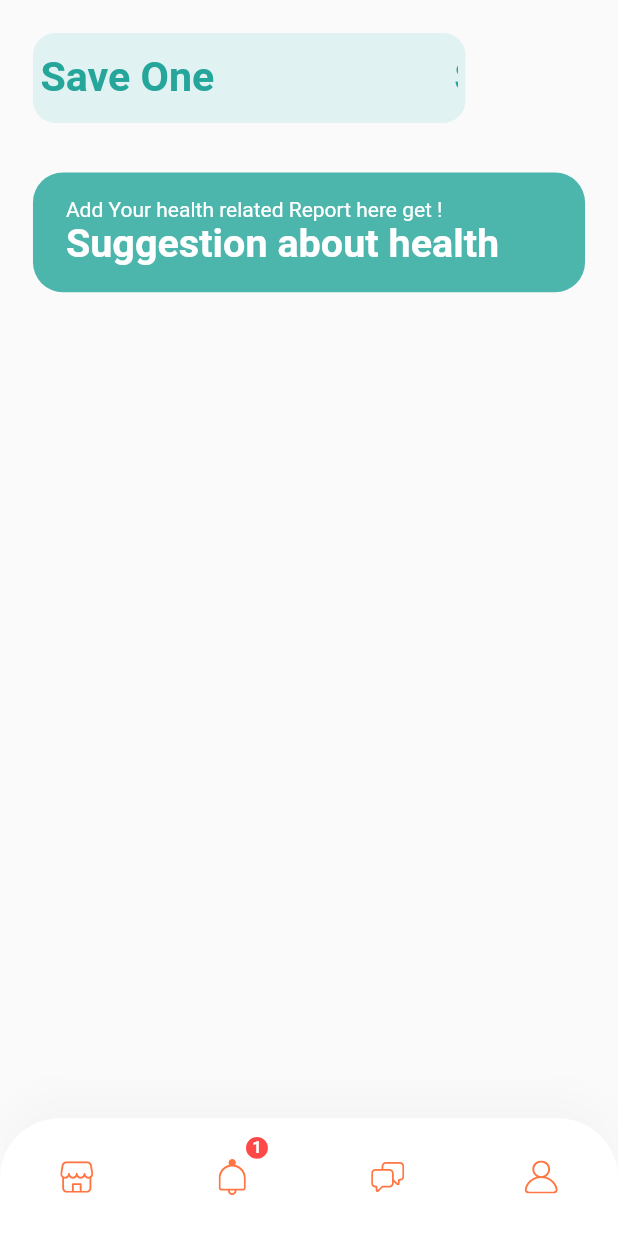
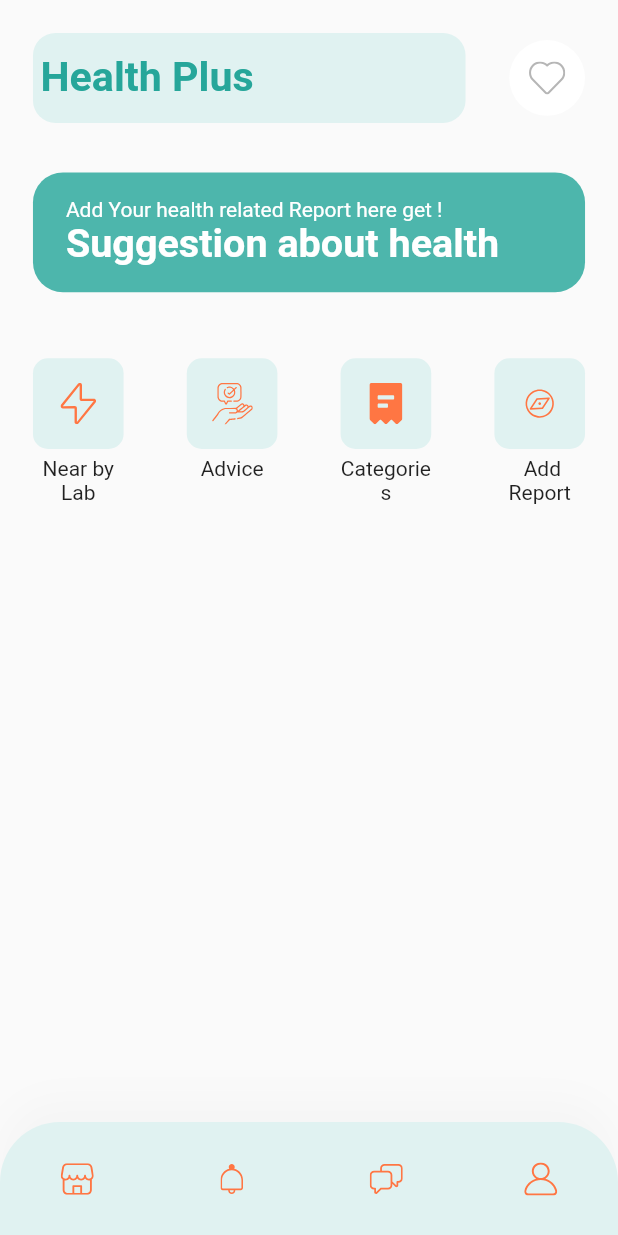
Before and after one commit to vishal1677/HealthPlusApp, a Flutter app: the HomeScreen screen opened directly, on a phone screen of 412 x 824 dp. Run offline on Flutter 3.47's test engine with Material 2 defaults, Android fonts, the phone set to English and light mode, and no system bars; drawn by our look-alikes of marquee, overlay_support; our stand-ins replace cloud_firestore, firebase_auth, firebase_core, flutter_secure_storage, flutter_svg, fluttertoast and 3 more; accounts and stored records are empty.

Commit message:
Third Commit  Design Part

```diff
--- a/lib/components/custom_navigation_bar.dart
+++ b/lib/components/custom_navigation_bar.dart
@@ -1,11 +1,13 @@
 
 import 'package:flutter/material.dart';
 import 'package:flutter_svg/flutter_svg.dart';
+import 'package:healthplus/components/message.dart';
 
 
 import '../constants.dart';
 import '../enums.dart';
 import '../home/icon_but_with_cnt.dart';
+import '../profile/profile_screen.dart';
 
 
 class CustomBottomNavBar extends StatelessWidget {
@@ -22,7 +24,7 @@ class CustomBottomNavBar extends StatelessWidget {
     return Container(
       padding: EdgeInsets.symmetric(vertical: 14),
       decoration: BoxDecoration(
-        color: Colors.white,
+        color: Colors.teal[50],
         boxShadow: [
           BoxShadow(
             offset: Offset(0, -15),
@@ -61,18 +63,19 @@ class CustomBottomNavBar extends StatelessWidget {
               //   },
               //
               // ),
-              IconBtnWithCounter(
-                svgSrc: "assets/icons/Bell.svg",
-                numOfitem: 1, // here we have to edit
+              IconButton(
+                //svgSrc: "assets/icons/Bell.svg",
+                icon: SvgPicture.asset("assets/icons/Bell.svg"),
+                //numOfitem: 1, // here we have to edit
                  //press: () =>  Navigator.of(context).push(MaterialPageRoute(builder:(context)=> Notifications()),),
                 //press: () =>  Navigator.of(context).push(MaterialPageRoute(builder:(context)=> MarketView()),),
-                press: () {  },
+                onPressed: () {  },
               ),
               IconButton(
                 icon: SvgPicture.asset("assets/icons/Conversation.svg"),
 
                 onPressed: () {
-                  //Navigator.of(context).push(MaterialPageRoute(builder:(context)=> AddProduct()),);
+                  Navigator.of(context).push(MaterialPageRoute(builder:(context)=> Chat()),);
                   //Navigator.pushNamed(context, Chat.routeName);
                 },
               ),
@@ -83,7 +86,7 @@ class CustomBottomNavBar extends StatelessWidget {
                   //     ? kPrimaryColor
                   //     : inActiveIconColor,
                 ),
-                onPressed: () {},
+                onPressed: () =>Navigator.push(context, MaterialPageRoute(builder: (context)=>ProfileScreen())),
                 //onPressed: () =>
                 //Navigator.pushNamed(context, ProfileScreen.routeName),
               ),
--- /dev/null
+++ b/lib/home/components/categories.dart
@@ -0,0 +1,104 @@
+import 'package:flutter/cupertino.dart';
+import 'package:flutter/material.dart';
+import 'package:flutter_svg/svg.dart';
+import 'package:fluttertoast/fluttertoast.dart';
+
+import '../../size_config.dart';
+
+class Categories extends StatelessWidget
+{
+  @override
+  Widget build(BuildContext context)
+  {
+    List<Map<String, dynamic>> categories = [
+      {"icon": "assets/icons/Flash Icon.svg", "text": "Near by Lab","key":"1"},
+      {"icon": "assets/icons/adviceImage2.svg", "text": "Advice","key":"2"},
+      //{"icon": "assets/icons/Game Icon.svg", "text": "Game"},
+      {"icon": "assets/icons/receipt.svg", "text": "Categories","key":"3"},
+      {"icon": "assets/icons/Discover.svg", "text": " Add Report","key":"4"},
+    ];
+    return Padding(
+      padding: EdgeInsets.all(getProportionateScreenWidth(20)),
+      child: Row(
+        mainAxisAlignment: MainAxisAlignment.spaceBetween,
+        crossAxisAlignment: CrossAxisAlignment.start,
+        children: List.generate(
+          categories.length,
+              (index) => CategoryCard(
+              icon: categories[index]["icon"],
+              text: categories[index]["text"],
+
+
+              press: (){
+                if(categories[index]["key"]=="1") // Flash deal
+                    {
+                  //Navigator.push(context,MaterialPageRoute(builder: (context)=>FlashDeal()));
+                  Fluttertoast.showToast(msg: "Nearby Labouratory for test !");
+                }
+                else if(categories[index]["key"]=="2")  // Advice
+                    {
+                  //Navigator.push(context, MaterialPageRoute(builder: (context)=>Advice()));
+                  Fluttertoast.showToast(msg: "Advice");
+                }
+                else if(categories[index]["key"]=="3") // Market view
+                    {
+                  //Navigator.push(context, MaterialPageRoute(builder: (context)=>MarketView()));
+                  Fluttertoast.showToast(msg: "Categories");
+                }
+                else if(categories[index]["key"]=="4") // Add product
+                    {
+                  //Navigator.push(context, MaterialPageRoute(builder: (context)=>AddProduct(txt: '',)));
+                  Fluttertoast.showToast(msg: "Add Report");
+
+                }
+              }
+
+
+          ),
+
+
+        ),
+
+
+      ),
+    );
+  }
+}
+
+class CategoryCard extends StatelessWidget {
+  const CategoryCard({
+    Key? key,
+    required this.icon,
+    required this.text,
+    required this.press,
+  }) : super(key: key);
+
+  final String? icon, text;
+  final GestureTapCallback press;
+
+  @override
+  Widget build(BuildContext context) {
+    return GestureDetector(
+      onTap: press,
+      child: SizedBox(
+        width: getProportionateScreenWidth(55),
+        child: Column(
+          children: [
+            Container(
+              padding: EdgeInsets.all(getProportionateScreenWidth(15)),
+              height: getProportionateScreenWidth(55),
+              width: getProportionateScreenWidth(55),
+              decoration: BoxDecoration(
+                color: Colors.teal[50],
+                borderRadius: BorderRadius.circular(10),
+              ),
+              child: SvgPicture.asset(icon!),
+            ),
+            SizedBox(height: 5),
+            Text(text!, textAlign: TextAlign.center)
+          ],
+        ),
+      ),
+    );
+  }
+}
--- a/lib/home/components/home_header.dart
+++ b/lib/home/components/home_header.dart
@@ -18,14 +18,14 @@ class HomeHeader extends StatelessWidget {
         mainAxisAlignment: MainAxisAlignment.spaceBetween,
         children: [
           SearchField(),
-          // IconBtnWithCounter(
-          //     svgSrc: "assets/icons/Cart Icon.svg",
-          //     press: () {
-          //       //Navigator.push(context, MaterialPageRoute(builder:(context)=> CartScreen()));
-          //       //Navigator.push(context, MaterialPageRoute(builder:(context)=> CustomAppBar(rating: 100.0)));
-          //       //Navigator.pushNamed(context, AddProduct.routeName);
-          //     }
-          // ),
+          IconBtnWithCounter(
+              svgSrc: "assets/icons/Heart Icon.svg",
+              press: () {
+                //Navigator.push(context, MaterialPageRoute(builder:(context)=> CartScreen()));
+                //Navigator.push(context, MaterialPageRoute(builder:(context)=> CustomAppBar(rating: 100.0)));
+                //Navigator.pushNamed(context, AddProduct.routeName);
+              }
+          ),
           //Admin(),  // removed from search field add cart
           //CustomBottomNavBar()
         ],
--- a/lib/home/components/search_field.dart
+++ b/lib/home/components/search_field.dart
@@ -83,7 +83,7 @@ class SearchField extends StatelessWidget {
       //   margin: EdgeInsets.all(24),
       //   child:,
       // ),
-      child: buildAnimatedText("Save One"),
+      child: buildAnimatedText("Health Plus"),
 
 
 
--- a/lib/home/home_screen.dart
+++ b/lib/home/home_screen.dart
@@ -2,6 +2,7 @@
 
 import 'package:flutter/cupertino.dart';
 import 'package:flutter/material.dart';
+import 'package:healthplus/home/components/categories.dart';
 
 import '../components/custom_navigation_bar.dart';
 import '../enums.dart';
@@ -30,7 +31,7 @@ class Body extends StatelessWidget {
             HomeHeader(),
             SizedBox(height: getProportionateScreenWidth(10)),
             DiscountBanner(),
-            // Categories(),
+             Categories(),
             SizedBox(height: getProportionateScreenWidth(10)),
             //EcommerceImage(),
             SizedBox(height: getProportionateScreenWidth(30)),
--- a/lib/routes.dart
+++ b/lib/routes.dart
@@ -7,11 +7,13 @@
 
 import 'package:flutter/cupertino.dart';
 import 'package:healthplus/MobileAuth/mobileauth.dart';
+import 'package:healthplus/profile/profile_screen.dart';
 import 'package:healthplus/screens/splashscreen.dart';
 
 final Map<String, WidgetBuilder> routes = {
   SplashScreen.routeName:(context)=>SplashScreen(),
   MobileLogin.routeName:(context)=>MobileLogin(),
+  ProfileScreen.routeName:(context)=>ProfileScreen(),
 
   //SignInScreen.routeName:(context)=>SignInScreen(),
 
```
Also changed, not shown: lib/components/message.dart (added, +146 -0 lines), lib/profile/profile_screen.dart (added, +189 -0 lines), lib/components/notifications.dart (added), lib/profile/components/body.dart (added), lib/profile/components/profile_menu.dart (added), pubspec.lock, pubspec.yaml (line endings or trailing spaces).
